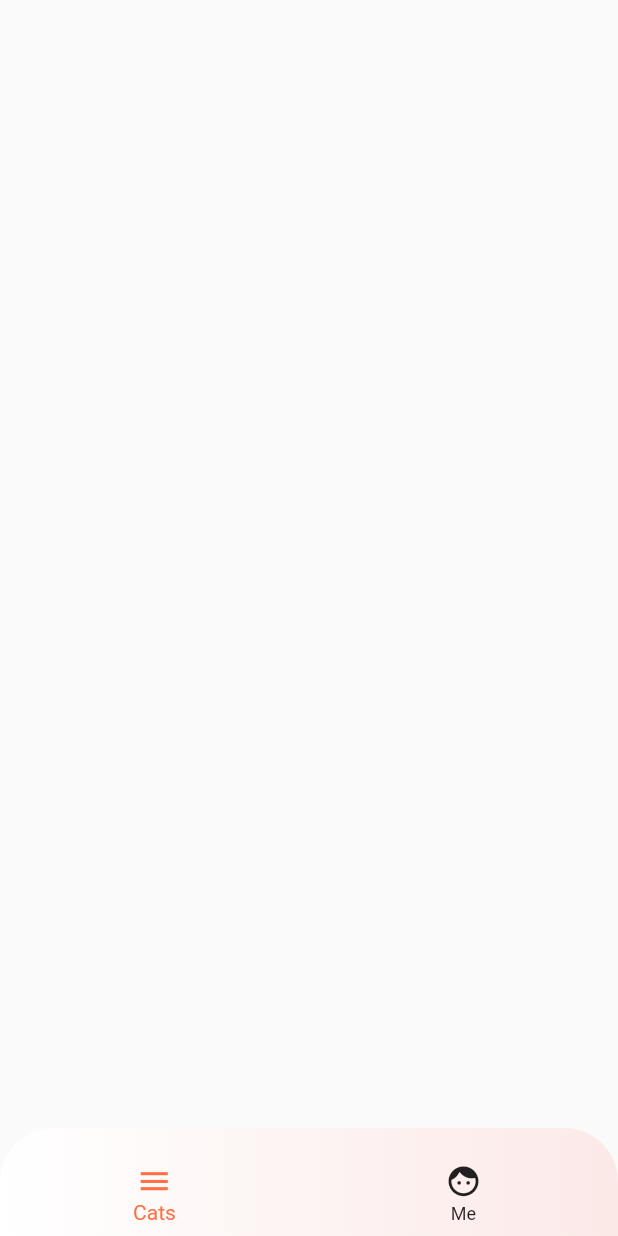
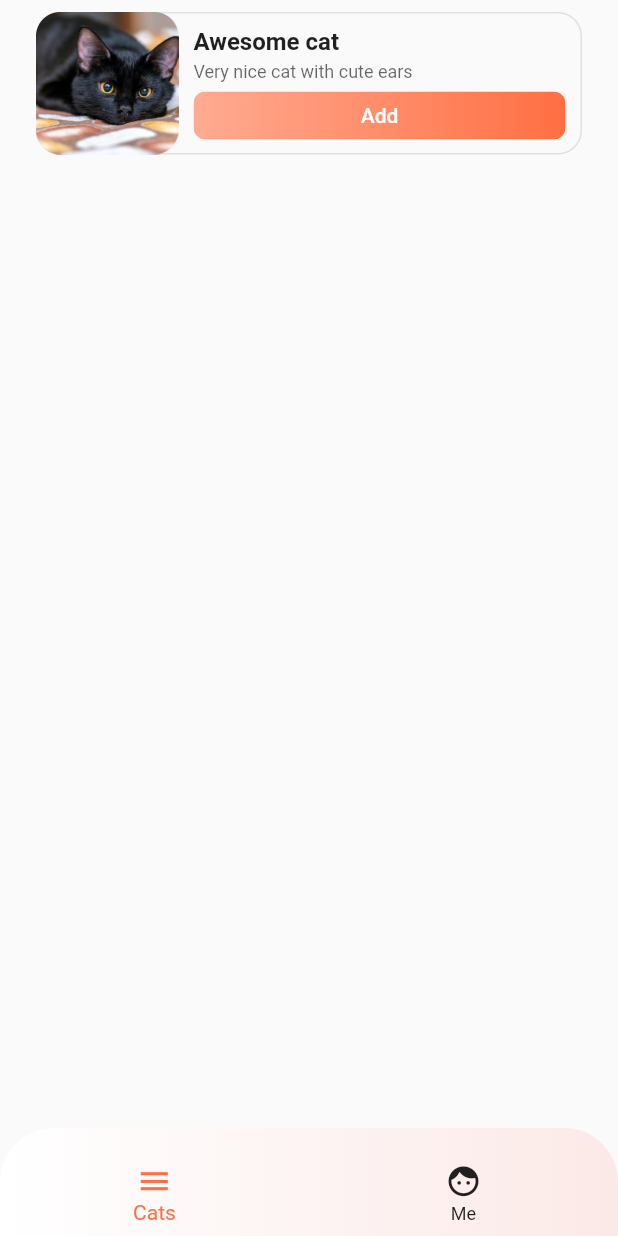
Before and after one commit to tahaali54/cat_task, a Flutter app: the screen it shows after launch, on a phone screen of 412 x 824 dp. Run offline on Flutter 3.47's test engine with Material 2 defaults, Android fonts, the light colour scheme and no system bars.

Commit message:
design cat tile

```diff
--- a/lib/cats/home.dart
+++ b/lib/cats/home.dart
@@ -1,3 +1,4 @@
+import 'package:cat_task/common/theme.dart';
 import 'package:flutter/material.dart';
 
 import 'bottom_nav.dart';
@@ -8,7 +9,92 @@ class Home extends StatelessWidget {
   @override
   Widget build(BuildContext context) {
     return Scaffold(
-      body: Container(),
+      body: SafeArea(
+        child: Column(children: [
+          Padding(
+            padding: const EdgeInsets.symmetric(
+              horizontal: 24,
+              vertical: 8,
+            ),
+            child: Stack(
+              children: [
+                Container(
+                  decoration: BoxDecoration(
+                    border: Border.all(
+                      color: CatColors.outline,
+                    ),
+                    borderRadius: const BorderRadius.all(
+                      Radius.circular(16),
+                    ),
+                  ),
+                  child: Row(children: [
+                    const SizedBox(
+                      height: 93,
+                      width: 94,
+                    ),
+                    Expanded(
+                        child: Padding(
+                      padding: const EdgeInsets.symmetric(
+                        horizontal: 10,
+                        vertical: 8,
+                      ),
+                      child: Column(
+                          crossAxisAlignment: CrossAxisAlignment.stretch,
+                          children: [
+                            const Text(
+                              'Awesome cat',
+                              style: CatTextStyles.title,
+                            ),
+                            const Padding(
+                              padding: EdgeInsets.only(
+                                top: 4,
+                                bottom: 6,
+                              ),
+                              child: Text(
+                                'Very nice cat with cute ears',
+                                style: CatTextStyles.subtitle,
+                              ),
+                            ),
+                            ClipRRect(
+                              borderRadius: const BorderRadius.all(
+                                Radius.circular(8),
+                              ),
+                              child: Container(
+                                decoration: const BoxDecoration(
+                                  gradient: CatColors.accentReversedGradient,
+                                ),
+                                child: Material(
+                                  color: Colors.transparent,
+                                  child: InkWell(
+                                    onTap: () {},
+                                    child: const Padding(
+                                      padding: EdgeInsets.all(8.0),
+                                      child: Text(
+                                        'Add',
+                                        textAlign: TextAlign.center,
+                                        style: CatTextStyles.accentButton,
+                                      ),
+                                    ),
+                                  ),
+                                ),
+                              ),
+                            ),
+                          ]),
+                    )),
+                  ]),
+                ),
+                Align(
+                  alignment: Alignment.centerLeft,
+                  child: Image.asset(
+                    'assets/img_cat.png',
+                    height: 95,
+                  ),
+                ),
+              ],
+            ),
+          ),
+        ]),
+      ),
       bottomNavigationBar: CustomBottomNavBar(onTap: (value) {}),
     );
   }
--- a/lib/common/theme.dart
+++ b/lib/common/theme.dart
@@ -55,4 +55,10 @@ class CatTextStyles {
     fontWeight: FontWeight.normal,
     color: CatColors.mediumEmphasisSurface,
   );
+
+  static const TextStyle accentButton = TextStyle(
+    fontSize: 14,
+    fontWeight: FontWeight.w500,
+    color: CatColors.highEmphasisAccent,
+  );
 }
--- a/pubspec.yaml
+++ b/pubspec.yaml
@@ -62,6 +62,10 @@ flutter:
       fonts:
         - asset: fonts/SelfTableIcons.ttf
 
+  assets:
+    - assets/img_cat.png
+    - assets/img_dp.png
+
   # To add assets to your application, add an assets section, like this:
   # assets:
   #   - images/a_dot_burr.jpeg
```
Also changed, not shown: assets/img_cat.png (added), assets/img_dp.png (added).
